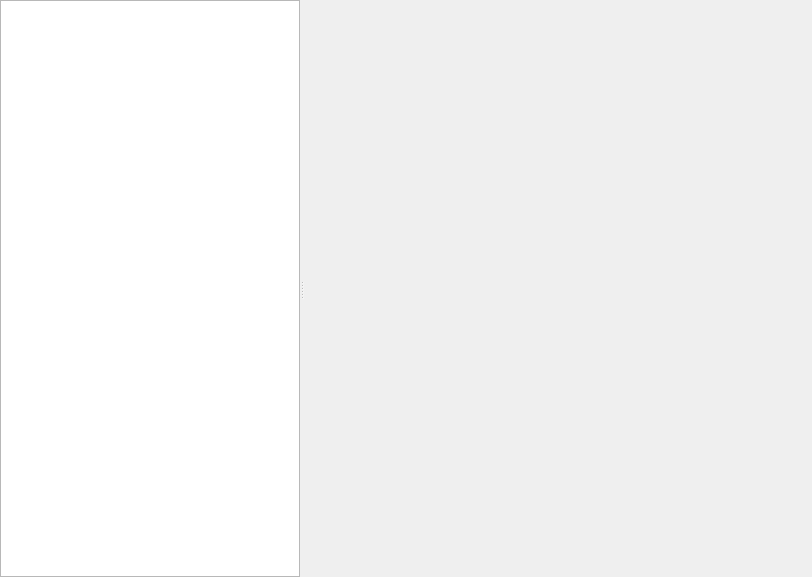
Above: n_code_widget.ui from h13i32maru/navyjs-legacy2 before the change. Below: the same form after it.
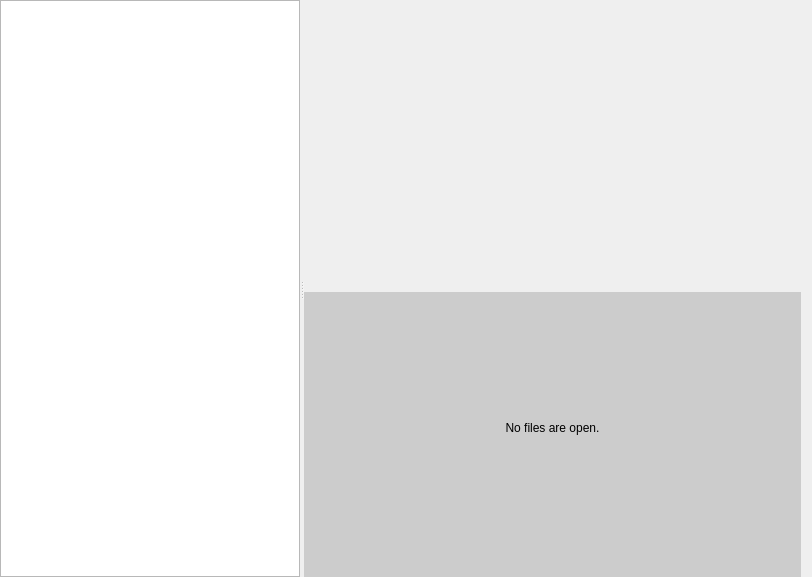
That is the form after the change. Custom widgets are drawn as their Qt base class.

The edit to the form file:
```diff
--- a/n_code_widget.ui
+++ b/n_code_widget.ui
@@ -20,9 +20,6 @@
    <property name="topMargin">
     <number>0</number>
    </property>
-   <property name="rightMargin">
-    <number>0</number>
-   </property>
    <property name="bottomMargin">
     <number>0</number>
    </property>
@@ -60,6 +57,9 @@
        <bool>false</bool>
       </attribute>
      </widget>
+     <widget class="QWidget" name="layoutWidget">
+      <layout class="QVBoxLayout" name="verticalLayout">
+       <item>
      <widget class="QTabWidget" name="fileTabWidget">
       <property name="currentIndex">
        <number>-1</number>
@@ -73,6 +73,31 @@
       <property name="movable">
        <bool>true</bool>
       </property>
+        </widget>
+       </item>
+       <item>
+        <widget class="QLabel" name="tabBackgroundWidget">
+         <property name="sizePolicy">
+          <sizepolicy hsizetype="Expanding" vsizetype="Expanding">
+           <horstretch>0</horstretch>
+           <verstretch>0</verstretch>
+          </sizepolicy>
+         </property>
+         <property name="styleSheet">
+          <string notr="true">QLabel {
+  background:#cccccc;
+}</string>
+         </property>
+         <property name="text">
+          <string>No files are open.
+</string>
+         </property>
+         <property name="alignment">
+          <set>Qt::AlignCenter</set>
+         </property>
+        </widget>
+       </item>
+      </layout>
      </widget>
     </widget>
    </item>
```
Lines whose indentation alone changed are shown as unchanged.
